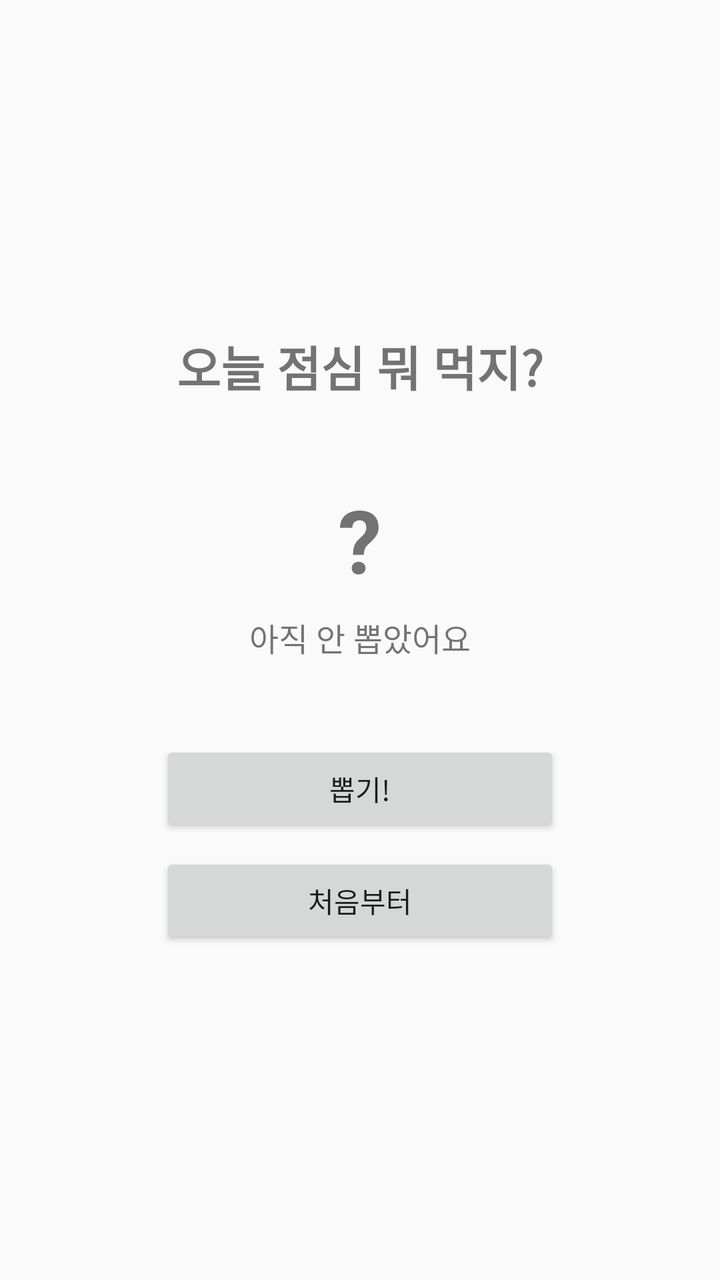
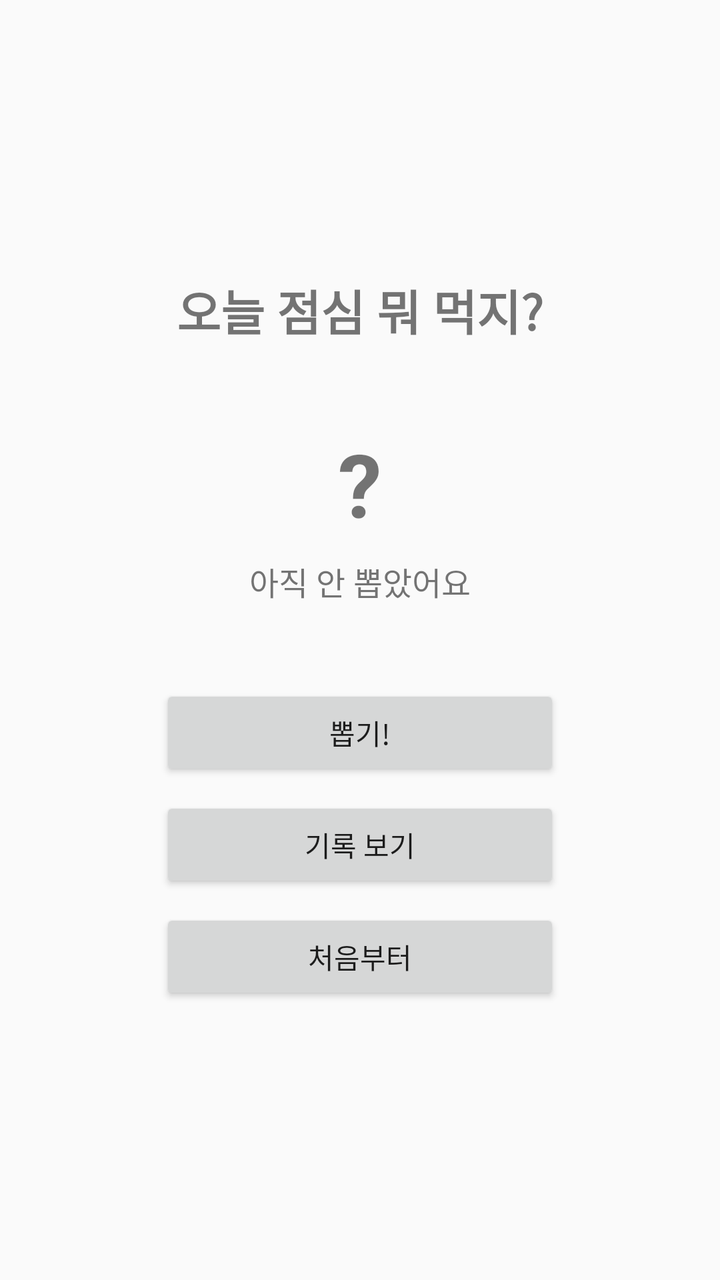

Before-and-after screenshots of an Android layout around one commit, followed by the original layout XML and the change that was made.
<!-- AndroidManifest.xml: application theme Theme.MiniLauncher -->
<!-- res/layout/activity_lunch_answer.xml -->
<?xml version="1.0" encoding="utf-8"?>
<LinearLayout xmlns:android="http://schemas.android.com/apk/res/android"
    android:layout_width="match_parent"
    android:layout_height="match_parent"
    android:fitsSystemWindows="true"
    android:gravity="center"
    android:orientation="vertical"
    android:padding="24dp">

    
    <TextView
        android:layout_width="wrap_content"
        android:layout_height="wrap_content"
        android:text="오늘 점심 뭐 먹지?"
        android:textSize="24sp"
        android:textStyle="bold" />

    
    <TextView
        android:id="@+id/menuText"
        android:layout_width="wrap_content"
        android:layout_height="wrap_content"
        android:layout_marginTop="40dp"
        android:text="?"
        android:textSize="44sp"
        android:textStyle="bold" />

    
    <TextView
        android:id="@+id/countText"
        android:layout_width="wrap_content"
        android:layout_height="wrap_content"
        android:layout_marginTop="8dp"
        android:text="아직 안 뽑았어요"
        android:textSize="16sp" />

    <Button
        android:id="@+id/pickButton"
        android:layout_width="200dp"
        android:layout_height="wrap_content"
        android:layout_marginTop="40dp"
        android:text="뽑기!" />

    <Button
        android:id="@+id/resetButton"
        android:layout_width="200dp"
        android:layout_height="wrap_content"
        android:layout_marginTop="8dp"
        android:text="처음부터" />
</LinearLayout>
<!-- resources referenced by this layout -->
<resources>
  <style name="Theme.MiniLauncher" parent="android:Theme.Material.Light.NoActionBar" />
</resources>

<!-- the commit's change to res/layout/activity_lunch_answer.xml (unified diff, before → after) -->
@@ -42,6 +42,13 @@
         android:text="뽑기!" />
 
     <Button
+        android:id="@+id/historyButton"
+        android:layout_width="200dp"
+        android:layout_height="wrap_content"
+        android:layout_marginTop="8dp"
+        android:text="기록 보기" />
+
+    <Button
         android:id="@+id/resetButton"
         android:layout_width="200dp"
         android:layout_height="wrap_content"
